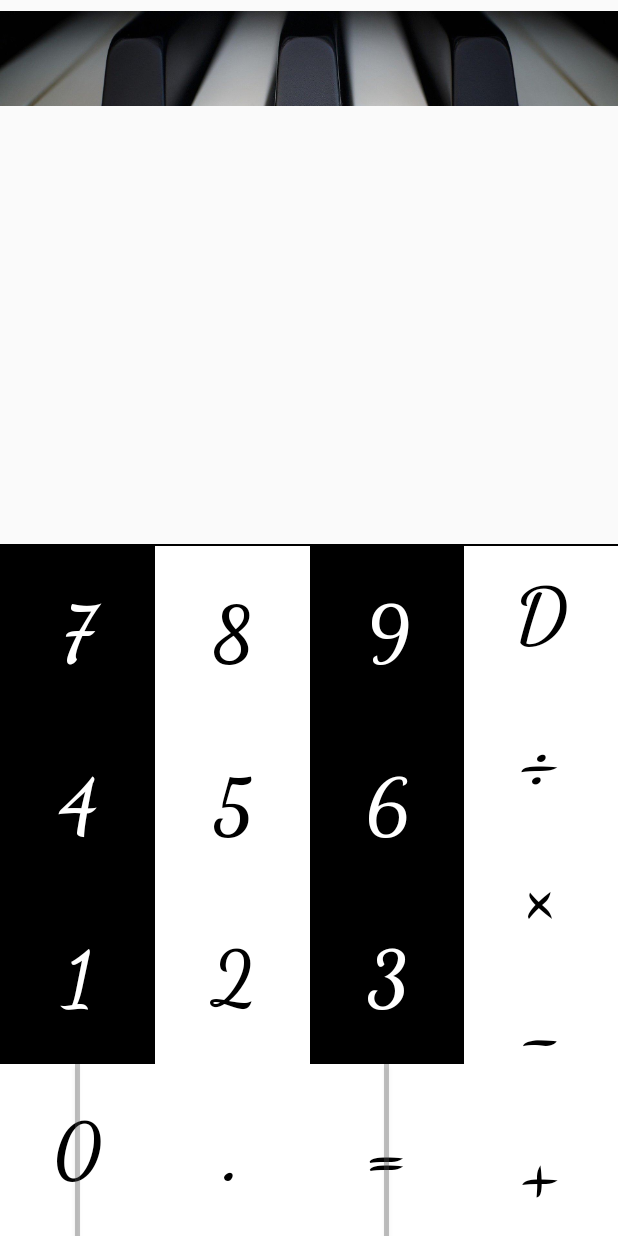
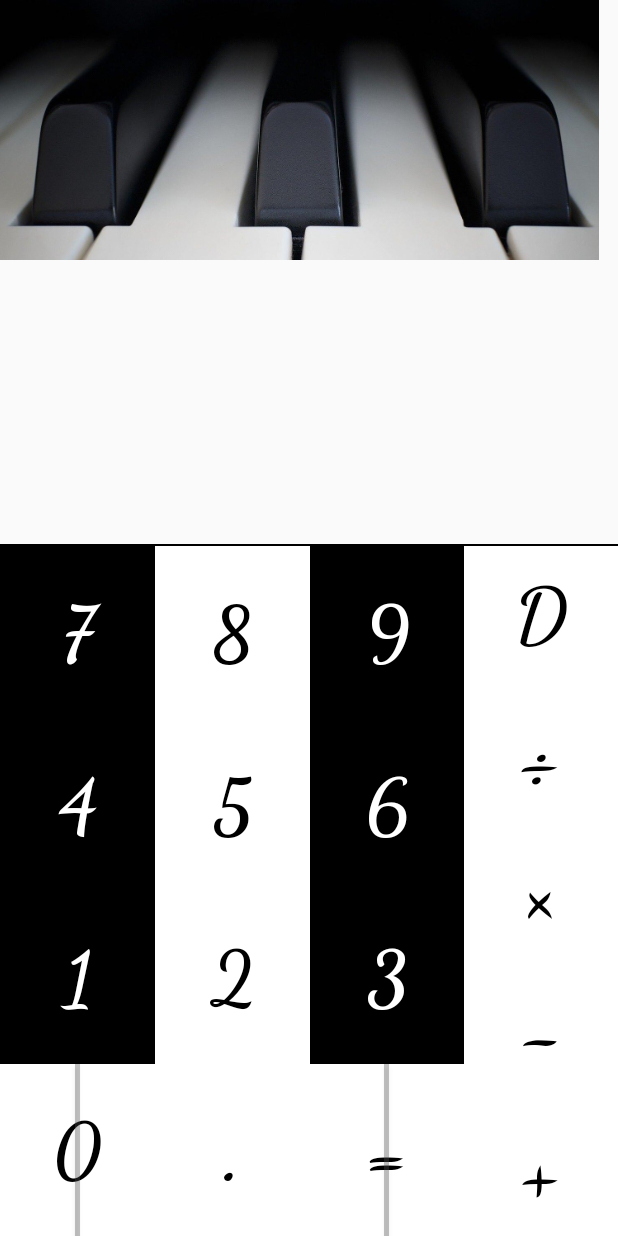
Before and after one commit to hayashi-h-s/CalculatorApp_android_java, an Android app: the screen it shows after launch (MainActivity), on a phone screen of 412 x 824 dp. Run offline under Robolectric (Android 15) with nearby library versions, the phone set to English and light mode, and no system bars.

Commit message:
[fix]UIのエラー修正

```diff
--- a/CalculatorApp/app/src/main/res/layout-v26/activity_calc.xml
+++ b/CalculatorApp/app/src/main/res/layout/activity_calc.xml
@@ -7,8 +7,8 @@
 
     <ImageView
         android:id="@+id/imageView"
-        android:layout_width="match_parent"
-        android:layout_height="63dp"
+        android:layout_width="399dp"
+        android:layout_height="173dp"
         android:layout_marginBottom="18dp"
         android:scaleType="centerCrop"
         app:layout_constraintBottom_toTopOf="@+id/tvFormula"
@@ -16,7 +16,7 @@
         app:layout_constraintHorizontal_bias="0.0"
         app:layout_constraintStart_toStartOf="parent"
         app:layout_constraintTop_toTopOf="parent"
-        app:layout_constraintVertical_bias="0.086"
+        app:layout_constraintVertical_bias="0.0"
         app:srcCompat="@drawable/piano"
         android:contentDescription="@string/headerImage" />
 
@@ -40,7 +40,7 @@
         app:layout_constraintBottom_toBottomOf="parent"
         app:layout_constraintEnd_toEndOf="parent"
         app:layout_constraintHorizontal_bias="0.0"
-        app:layout_constraintStart_toStartOf="parent" />
+        app:layout_constraintStart_toStartOf="parent" tools:targetApi="o"/>
 
     <TextView
         android:id="@+id/tvResult"
@@ -60,7 +60,7 @@
         app:layout_constraintEnd_toEndOf="parent"
         app:layout_constraintHorizontal_bias="0.5"
         app:layout_constraintStart_toStartOf="parent"
-        app:layout_constraintTop_toBottomOf="@+id/tvFormula" />
+        app:layout_constraintTop_toBottomOf="@+id/tvFormula" tools:targetApi="o"/>
 
     <View
         android:id="@+id/topBorder"
@@ -151,7 +151,7 @@
                     android:layout_width="3dp"
                     android:layout_height="match_parent"
                     android:layout_gravity="center_horizontal"
-                    android:background="@color/colorGray" />
+                    android:background="@color/colorGray" tools:targetApi="lollipop"/>
 
             </FrameLayout>
 
@@ -285,7 +285,7 @@
                     android:layout_width="3dp"
                     android:layout_height="match_parent"
                     android:layout_gravity="center_horizontal"
-                    android:background="@color/colorGray" />
+                    android:background="@color/colorGray" tools:targetApi="lollipop"/>
 
 
             </FrameLayout>
```
